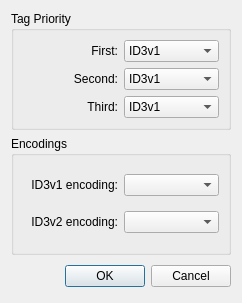
First picture: the form in src/plugins/Input/mad/settingsdialog.ui, repository ksv1986/qmmp-staging, before the edit.
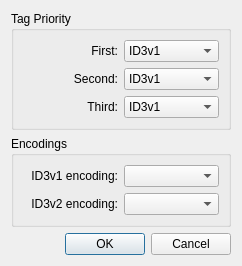
Second picture: the form after the edit.

Commit message: using standard dialog buttons

```diff
--- a/src/plugins/Input/mad/settingsdialog.ui
+++ b/src/plugins/Input/mad/settingsdialog.ui
@@ -6,14 +6,14 @@
     <x>0</x>
     <y>0</y>
     <width>242</width>
-    <height>303</height>
+    <height>264</height>
    </rect>
   </property>
   <property name="windowTitle" >
    <string>MPEG Plugin Settings</string>
   </property>
-  <layout class="QVBoxLayout" >
-   <item>
+  <layout class="QGridLayout" name="gridLayout" >
+   <item row="0" column="0" colspan="2" >
     <widget class="QGroupBox" name="groupBox_2" >
      <property name="title" >
       <string>Tag Priority</string>
@@ -163,7 +163,7 @@
      </layout>
     </widget>
    </item>
-   <item>
+   <item row="1" column="0" colspan="2" >
     <widget class="QGroupBox" name="groupBox" >
      <property name="title" >
       <string>Encodings</string>
@@ -174,16 +174,7 @@
         <property name="spacing" >
          <number>6</number>
         </property>
-        <property name="leftMargin" >
-         <number>0</number>
-        </property>
-        <property name="topMargin" >
-         <number>0</number>
-        </property>
-        <property name="rightMargin" >
-         <number>0</number>
-        </property>
-        <property name="bottomMargin" >
+        <property name="margin" >
          <number>0</number>
         </property>
         <item>
@@ -206,16 +197,7 @@
         <property name="spacing" >
          <number>6</number>
         </property>
-        <property name="leftMargin" >
-         <number>0</number>
-        </property>
-        <property name="topMargin" >
-         <number>0</number>
-        </property>
-        <property name="rightMargin" >
-         <number>0</number>
-        </property>
-        <property name="bottomMargin" >
+        <property name="margin" >
          <number>0</number>
         </property>
         <item>
@@ -236,51 +218,25 @@
      </layout>
     </widget>
    </item>
-   <item>
-    <layout class="QHBoxLayout" >
-     <property name="spacing" >
-      <number>6</number>
+   <item row="2" column="0" >
+    <spacer>
+     <property name="orientation" >
+      <enum>Qt::Horizontal</enum>
      </property>
-     <property name="leftMargin" >
-      <number>0</number>
+     <property name="sizeHint" stdset="0" >
+      <size>
+       <width>125</width>
+       <height>18</height>
+      </size>
      </property>
-     <property name="topMargin" >
-      <number>0</number>
+    </spacer>
+   </item>
+   <item row="2" column="1" >
+    <widget class="QDialogButtonBox" name="buttonBox" >
+     <property name="standardButtons" >
+      <set>QDialogButtonBox::Cancel|QDialogButtonBox::Ok</set>
      </property>
-     <property name="rightMargin" >
-      <number>0</number>
-     </property>
-     <property name="bottomMargin" >
-      <number>0</number>
-     </property>
-     <item>
-      <spacer>
-       <property name="orientation" >
-        <enum>Qt::Horizontal</enum>
-       </property>
-       <property name="sizeHint" >
-        <size>
-         <width>131</width>
-         <height>31</height>
-        </size>
-       </property>
-      </spacer>
-     </item>
-     <item>
-      <widget class="QPushButton" name="okButton" >
-       <property name="text" >
-        <string>OK</string>
-       </property>
-      </widget>
-     </item>
-     <item>
-      <widget class="QPushButton" name="cancelButton" >
-       <property name="text" >
-        <string>Cancel</string>
-       </property>
-      </widget>
-     </item>
-    </layout>
+    </widget>
    </item>
   </layout>
  </widget>
```
Left out of the diff: 12 changed lines with no effect on the pictures. The commit also changes 23 other files.
